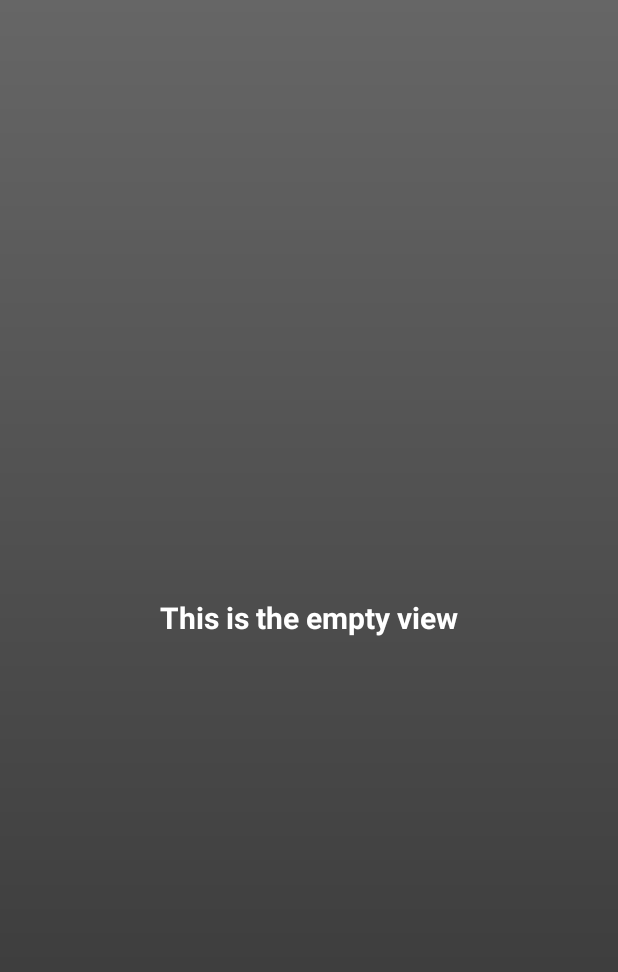
After one commit to nikitha2/BakingApp, an Android app: the layout baking_widgetprovider.xml on its own in the app's theme, with its tools: preview values and no code run, on a phone screen of 412 x 824 dp. The commit adds this screen. Shown: the top 972 px of the screen. Run offline under Robolectric (Android 15) with nearby library versions, the phone set to English and light mode, and no system bars.

Commit message:
basic app done. widget and testing remaining

```diff
--- a/app/src/main/java/com/nikitha/android/bakingapp/CONSTANTS.java
+++ b/app/src/main/java/com/nikitha/android/bakingapp/CONSTANTS.java
@@ -17,8 +17,10 @@ public class CONSTANTS {
     public final static String STATE_RESUME_WINDOW = "resumeWindow";
     public final static String STATE_RESUME_POSITION = "resumePosition";
     public final static String STATE_PLAYER_FULLSCREEN = "playerFullscreen";
+    public final static int COUNT = 10;
+
+
     public static int calcNumOfGrids(){
-
         int width = getScreenWidth();
         return width;
     }
--- /dev/null
+++ b/app/src/main/res/drawable/widget_item_background.xml
@@ -0,0 +1,4 @@
+<?xml version="1.0" encoding="utf-8"?>
+<shape xmlns:android="http://schemas.android.com/apk/res/android" android:shape="rectangle">
+    <gradient android:startColor="#ff666666" android:endColor="#ff333333" android:angle="270" />
+</shape>
--- /dev/null
+++ b/app/src/main/res/layout/baking_widgetprovider.xml
@@ -0,0 +1,22 @@
+<?xml version="1.0" encoding="utf-8"?>
+
+<FrameLayout xmlns:android="http://schemas.android.com/apk/res/android"
+    android:layout_width="match_parent"
+    android:layout_height="match_parent">
+    <StackView xmlns:android="http://schemas.android.com/apk/res/android"
+        android:id="@+id/stack_view"
+        android:layout_width="match_parent"
+        android:layout_height="match_parent"
+        android:gravity="center"
+        android:loopViews="true" />
+    <TextView xmlns:android="http://schemas.android.com/apk/res/android"
+        android:id="@+id/empty_view"
+        android:layout_width="match_parent"
+        android:layout_height="match_parent"
+        android:gravity="center"
+        android:background="@drawable/widget_item_background"
+        android:textColor="#ffffff"
+        android:textStyle="bold"
+        android:text="@string/empty_view_text"
+        android:textSize="20sp" />
+</FrameLayout>
--- a/app/src/main/res/values/dimen.xml
+++ b/app/src/main/res/values/dimen.xml
@@ -1,6 +1,7 @@
 <?xml version="1.0" encoding="utf-8"?>
 <resources>
     <dimen name="textsize">25sp</dimen>
+    <dimen name="textsizeWidgetText">10sp</dimen>
     <dimen name="textsizeIngredients">20sp</dimen>
     <dimen name="cardview_padding">2dp</dimen>
     <dimen name="recipie_padding">16dp</dimen>
--- a/app/src/main/res/values/strings.xml
+++ b/app/src/main/res/values/strings.xml
@@ -12,7 +12,8 @@
     <string name="noVideoToPlay"> No video to play </string>
     <string name="guess">Steps for Recipie</string>
     <string name="notification_text">Press play to see the demo</string>
-    <string name="appwidget_text">sample text for widget</string>
+    <string name="brownies">Brownies</string>
     <string name="add_widget">Add widget</string>
-
+    <string name="appwidget_text">EXAMPLE</string>
+    <string name="empty_view_text">This is the empty view</string>
 </resources>
```
Also changed, not shown: app/src/main/AndroidManifest.xml (+5 -3 lines), app/src/main/java/com/nikitha/android/bakingapp/BakingAppWidgetProvider.java (deleted, +0 -42 lines), app/src/main/java/com/nikitha/android/bakingapp/BakingWidgetprovider.java (added, +71 -0 lines), app/src/main/java/com/nikitha/android/bakingapp/widgets/StackWidgetService.java (added, +83 -0 lines), app/src/main/java/com/nikitha/android/bakingapp/widgets/WidgetItem.java (added, +9 -0 lines), app/src/main/res/layout/baking_app_widget_provider.xml (deleted, +0 -21 lines), app/src/main/res/layout/widget_item_layout.xml (added, +28 -0 lines), app/src/main/res/xml/baking_app_widget_provider_info.xml (deleted, +0 -10 lines), app/src/main/res/xml/baking_widgetprovider_info.xml (added, +12 -0 lines), app/src/main/res/values-v14/dimen.xml (renamed from app/src/main/res/values/dimens.xml).
